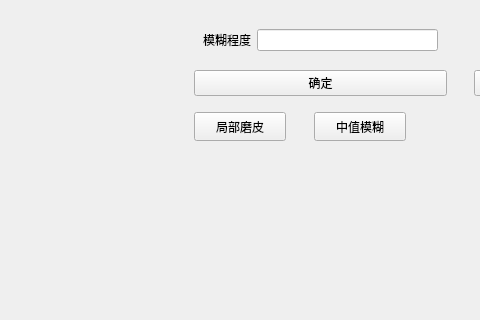
The window that ImageWithUI/mainwindow.ui (Obj4ct/ImageWithUI) describes before a commit, drawn with Qt 5; both pictures show x 396 to 876 and y 481 to 801 of the 1399 by 801 pixel window.
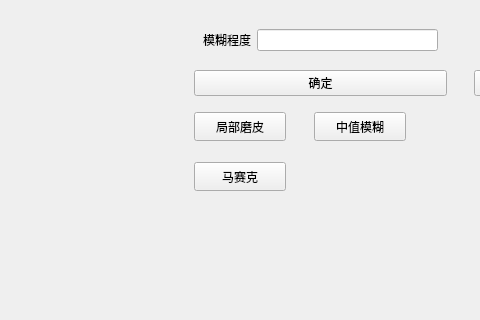
The same window after the commit.

Commit message: 完成了马赛克(全局,局部)功能

What changed in the file:
```diff
--- a/ImageWithUI/mainwindow.ui
+++ b/ImageWithUI/mainwindow.ui
@@ -529,6 +529,19 @@
       <string>中值模糊</string>
      </property>
     </widget>
+    <widget class="QPushButton" name="btn_mosaic">
+     <property name="geometry">
+      <rect>
+       <x>10</x>
+       <y>620</y>
+       <width>92</width>
+       <height>29</height>
+      </rect>
+     </property>
+     <property name="text">
+      <string>马赛克</string>
+     </property>
+    </widget>
    </widget>
    <widget class="QWidget" name="widget_add" native="true">
     <property name="geometry">
```
The commit also changes 9 other files.
